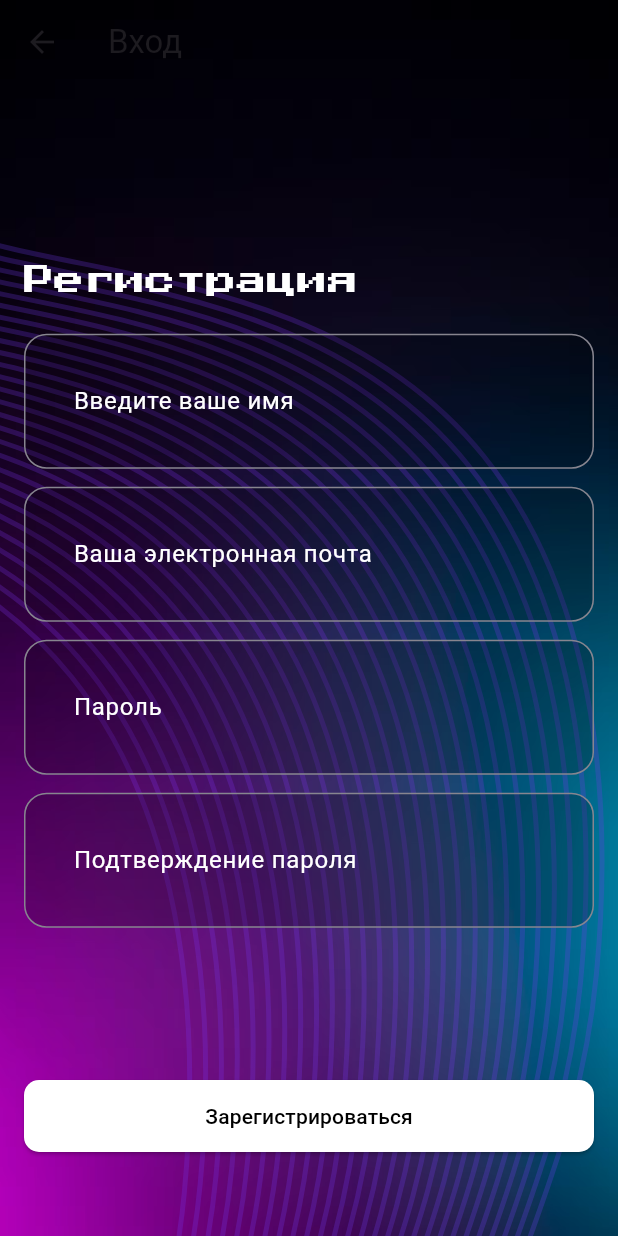
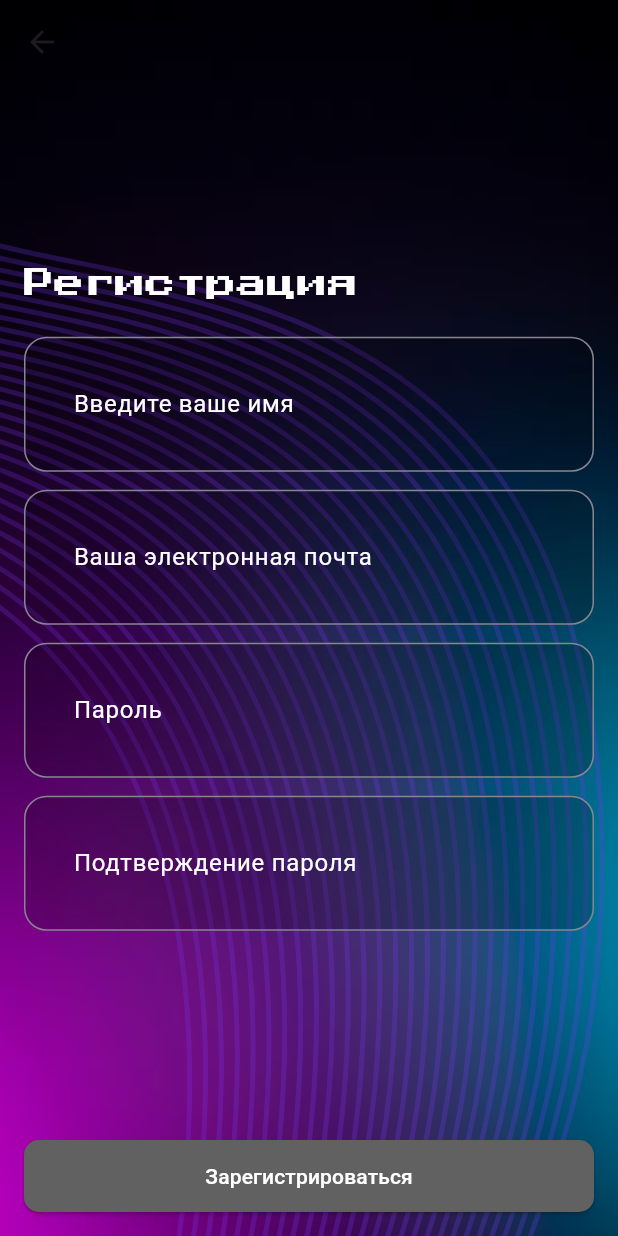
Before and after one commit to Zabalkanskiy/Aeza_Flutter, a Flutter app: the RegistrationPage screen opened by its route, on a phone screen of 412 x 824 dp. Run offline on Flutter 3.47's test engine with Material 3 defaults, Android fonts, the phone set to English and light mode, and no system bars; our stand-ins replace bloc, cloud_firestore, dio, equatable, firebase_auth, firebase_core and 7 more; missing offline and left inert: image_gallery_saver_plus; accounts and stored records are empty; generated files the repository leaves out were written again.

Commit message:
change registration_page.dart

```diff
--- a/lib/feature/registration/view/registration_page.dart
+++ b/lib/feature/registration/view/registration_page.dart
@@ -33,8 +33,12 @@ class _RegistrationPage extends State<RegistrationPage> {
     super.dispose();
   }
 
+  bool _isKeyboardVisible(BuildContext context) {
+    return MediaQuery.of(context).viewInsets.bottom > 0;
+  }
   @override
   Widget build(BuildContext context) {
+    final isKeyboardVisible = MediaQuery.of(context).viewInsets.bottom > 0;
     return Stack(
       children: [
         // Общий фон для всего экрана
@@ -65,7 +69,8 @@ class _RegistrationPage extends State<RegistrationPage> {
           resizeToAvoidBottomInset: true, // ВАЖНО: позволяет экрану подниматься при клавиатуре
           appBar: AppBar(
               backgroundColor: Colors.transparent,
-              title: Text(_isLogin ? 'Вход' : 'Регистрация')),
+              //title: Text(_isLogin ? 'Вход' : 'Регистрация')
+           ),
           body: BlocConsumer<AuthBloc, AuthState>(
             listener: (context, state) {
               if (state.errorMessage != null) {
@@ -78,173 +83,102 @@ class _RegistrationPage extends State<RegistrationPage> {
               }
             },
             builder: (context, state) {
-              return SafeArea(
-                child: Padding(
-                  padding: const EdgeInsets.all(16),
-                  child: Form(
-                    key: _formKey,
-                    onChanged: _validateForm, // проверяем форму при каждом изменении
-                    child: Column(
-                      children: [
-                        // Spacer для размещения формы по центру
-                        Spacer(),
-
-                        // Поля ввода с прозрачным фоном
-
-                        Column(
+              return Stack(
+                children: [
+                  /// Скроллируемая форма
+                  Center(
+                    child: SingleChildScrollView(
+                      //keyboardDismissBehavior: ScrollViewKeyboardDismissBehavior.onDrag,
+                      padding: const EdgeInsets.fromLTRB(16, 16, 16, 100),
+                      child: Form(
+                        key: _formKey,
+                        onChanged: _validateForm, // <- триггерим валидацию на каждом изменении
+                        child: Column(
+                          crossAxisAlignment: CrossAxisAlignment.stretch,
                           children: [
-                            Padding(
-                              padding: EdgeInsets.only(left: 0),
-                              child: Align(
-                                  alignment: Alignment.centerLeft,
-                                  child: Text('Регистрация', style: TextStyle(color: Colors.white, fontFamily: 'Press Start 2P', fontSize: 20),)),
-                            ),
-                            SizedBox(height: 20,),
-                            Container(
-                              decoration: BoxDecoration(
-                                color: Colors.black.withOpacity(0.2), // Полупрозрачный белый
-                                borderRadius: BorderRadius.circular(15),
-                                border: Border.all(
-                                  color: Color(0xFF87858F), // Цвет #87858F
-                                  width: 1.0, // Толщина 1 пиксель
+                            Align(
+                              alignment: Alignment.centerLeft,
+                              child: Text(
+                                'Регистрация',
+                                style: const TextStyle(
+                                  color: Colors.white,
+                                  fontFamily: 'Press Start 2P',
+                                  fontSize: 20,
                                 ),
-
-                              ),
-                              padding: const EdgeInsets.all(16),
-                              child: TextFormField(
-                                controller: _name,
-                                decoration: InputDecoration(
-                                  labelText: 'Введите ваше имя',
-                                  labelStyle: TextStyle(color: Colors.white),
-                                  filled: true,
-                                  fillColor: Colors.transparent,
-                                  border: InputBorder.none,
-                                ),
-                                style: TextStyle(color: Colors.white),
-
-                                validator: (v) => v != null
-                                    ? null
-                                    : 'Имя не может быть пустым',
                               ),
                             ),
-                            const SizedBox(height: 12),
-                            Container(
-                              decoration: BoxDecoration(
-                                color: Colors.black.withOpacity(0.2), // Полупрозрачный белый
-                                borderRadius: BorderRadius.circular(15),
-                                border: Border.all(
-                                  color: Color(0xFF87858F), // Цвет #87858F
-                                  width: 1.0, // Толщина 1 пиксель
-                                ),
-                              ),
-                              padding: const EdgeInsets.all(16),
-                              child: TextFormField(
-                                controller: _email,
-                                decoration: InputDecoration(
-                                  labelText: 'Ваша электронная почта',
-                                  labelStyle: TextStyle(color: Colors.white),
-                                  filled: true,
-                                  fillColor: Colors.transparent,
-                                  border: InputBorder.none,
-                                ),
-                                style: TextStyle(color: Colors.white),
-                                obscureText: false,
-                                keyboardType: TextInputType.emailAddress,
-                                validator: (v) => v != null && v.contains('@')
-                                    ? null
-                                    : 'Некорректная почта',
-                              ),
+                            const SizedBox(height: 20),
+
+                            _buildTextField(
+                              controller: _name,
+                              label: 'Введите ваше имя',
+                              validator: (v) =>
+                              v != null && v.isNotEmpty ? null : 'Имя не может быть пустым',
                             ),
                             const SizedBox(height: 12),
-                            Container(
-                              decoration: BoxDecoration(
-                                color: Colors.black.withOpacity(0.2), // Полупрозрачный белый
-                                borderRadius: BorderRadius.circular(15),
-                                border: Border.all(
-                                  color: Color(0xFF87858F), // Цвет #87858F
-                                  width: 1.0, // Толщина 1 пиксель
-                                ),
-                              ),
-                              padding: const EdgeInsets.all(16),
-                              child: TextFormField(
-                                controller: _password,
-                                decoration: InputDecoration(
-                                  labelText: 'Пароль',
-                                  labelStyle: TextStyle(color: Colors.white),
-                                  filled: true,
-                                  fillColor: Colors.transparent,
-                                  border: InputBorder.none,
-                                ),
-                                style: TextStyle(color: Colors.white),
-                                obscureText: true,
-                                validator: (v) {
-                                  if(v != _passwordRepeat.text) {
-                                    return "Пароли не совпадают";
-                                  }
 
-                                  if(v != null && v.length >= 8) {
-                                    return null;
-                                  } else {
-                                    return 'Минимум 8 символов';
-                                  }
-
-                                },
-                              ),
+                            _buildTextField(
+                              controller: _email,
+                              label: 'Ваша электронная почта',
+                              keyboardType: TextInputType.emailAddress,
+                              validator: (v) =>
+                              v != null && v.contains('@') ? null : 'Некорректная почта',
                             ),
                             const SizedBox(height: 12),
-                            Container(
-                              decoration: BoxDecoration(
-                                color: Colors.black.withOpacity(0.2), // Полупрозрачный белый
-                                borderRadius: BorderRadius.circular(15),
-                                border: Border.all(
-                                  color: Color(0xFF87858F), // Цвет #87858F
-                                  width: 1.0, // Толщина 1 пиксель
-                                ),
-                              ),
-                              padding: const EdgeInsets.all(16),
-                              child: TextFormField(
-                                controller: _passwordRepeat,
-                                decoration: InputDecoration(
-                                  labelText: 'Подтверждение пароля',
-                                  labelStyle: TextStyle(color: Colors.white),
-                                  filled: true,
-                                  fillColor: Colors.transparent,
-                                  border: InputBorder.none,
-                                ),
-                                style: TextStyle(color: Colors.white),
-                                obscureText: true,
-                                validator: (v) {
-                                  if(v != _password.text) {
-                                    return "Пароли не совпадают";
-                                  }
 
-                                  if(v != null && v.length >= 8) {
-                                    return null;
-                                  } else {
-                                    return 'Минимум 8 символов';
-                                  }
+                            _buildTextField(
+                              controller: _password,
+                              label: 'Пароль',
+                              obscure: true,
+                              validator: (v) {
+                                if (v != _passwordRepeat.text) {
+                                  return "Пароли не совпадают";
+                                }
+                                if (v != null && v.length >= 8) {
+                                  return null;
+                                }
+                                return 'Минимум 8 символов';
+                              },
+                            ),
+                            const SizedBox(height: 12),
 
-                                },
-                              ),
+                            _buildTextField(
+                              controller: _passwordRepeat,
+                              label: 'Подтверждение пароля',
+                              obscure: true,
+                              validator: (v) {
+                                if (v != _password.text) {
+                                  return "Пароли не совпадают";
+                                }
+                                if (v != null && v.length >= 8) {
+                                  return null;
+                                }
+                                return 'Минимум 8 символов';
+                              },
                             ),
                           ],
+                        ),
+                      ),
+                    ),
+                  ),
 
-                        ),
+                  /// Кнопка фиксирована снизу
 
-                        // Spacer для размещения кнопок внизу
-                        Spacer(),
 
-                        // Кнопки привязанные к низу
-                        Column(
-                          children: [
+                      isKeyboardVisible ? const SizedBox.shrink() :
 
-                            SizedBox(
+                   Align(
+                        alignment: Alignment.bottomCenter,
+                        child: SafeArea(
+                          child: Padding(
+                            padding: const EdgeInsets.all(16),
+                            child: SizedBox(
                               width: double.infinity,
                               height: 48,
                               child: ElevatedButton(
                                 style: ElevatedButton.styleFrom(
-                                  backgroundColor: Colors.white,
-                                  foregroundColor: Colors.black,
+                                  backgroundColor: _isFormValid ? Colors.white : Colors.grey.shade700,
+                                  foregroundColor: _isFormValid ? Colors.black : Colors.white,
                                   shape: RoundedRectangleBorder(
                                     borderRadius: BorderRadius.circular(10.0),
                                   ),
@@ -252,24 +186,25 @@ class _RegistrationPage extends State<RegistrationPage> {
                                 onPressed: !_isFormValid
                                     ? () {}
                                     : () {
-                                  final email = _email.text.trim();
-                                  final pass = _password.text.trim();
-                                  final name = _name.text.trim();
+                                  if (_formKey.currentState?.validate() != true) return;
                                   context.read<AuthBloc>().add(
-                                    AuthSignUp(email, pass, name),
+                                    AuthSignUp(
+                                      _email.text.trim(),
+                                      _password.text.trim(),
+                                      _name.text.trim(),
+                                    ),
                                   );
                                 },
-                                child: Text('Зарегистрироваться'),
+                                child: const Text('Зарегистрироваться'),
                               ),
                             ),
+                          ),
+                        ),
+                      ),
 
-                            SizedBox(height: 40,),
-                          ],
-                        ),
-                      ],
-                    ),
-                  ),
-                ),
+
+
+                ],
               );
             },
           ),
@@ -277,4 +212,36 @@ class _RegistrationPage extends State<RegistrationPage> {
       ],
     );
   }
+
+  /// Метод для отрисовки TextFormField
+  Widget _buildTextField({
+    required TextEditingController controller,
+    required String label,
+    String? Function(String?)? validator,
+    bool obscure = false,
+    TextInputType? keyboardType,
+  }) {
+    return Container(
+      decoration: BoxDecoration(
+        color: Colors.black.withOpacity(0.2),
+        borderRadius: BorderRadius.circular(15),
+        border: Border.all(color: const Color(0xFF87858F), width: 1.0),
+      ),
+      padding: const EdgeInsets.all(16),
+      child: TextFormField(
+        controller: controller,
+        obscureText: obscure,
+        keyboardType: keyboardType,
+        style: const TextStyle(color: Colors.white),
+        decoration: InputDecoration(
+          labelText: label,
+          labelStyle: const TextStyle(color: Colors.white),
+          border: InputBorder.none,
+          filled: true,
+          fillColor: Colors.transparent,
+        ),
+        validator: validator,
+      ),
+    );
+  }
 }
```
